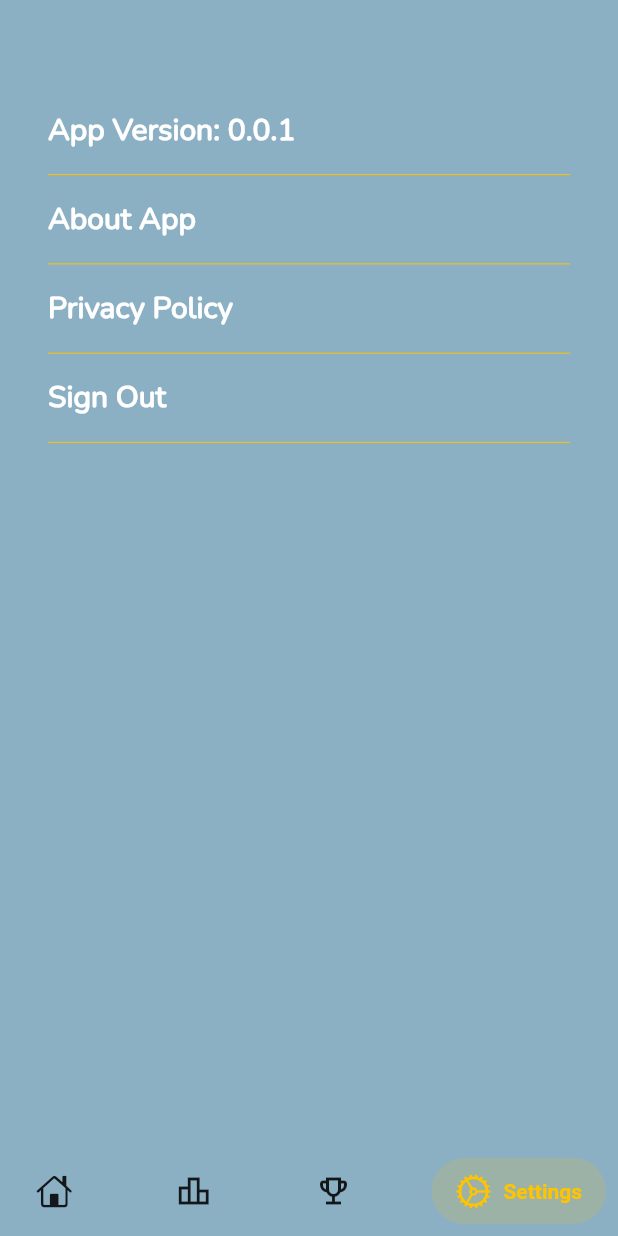
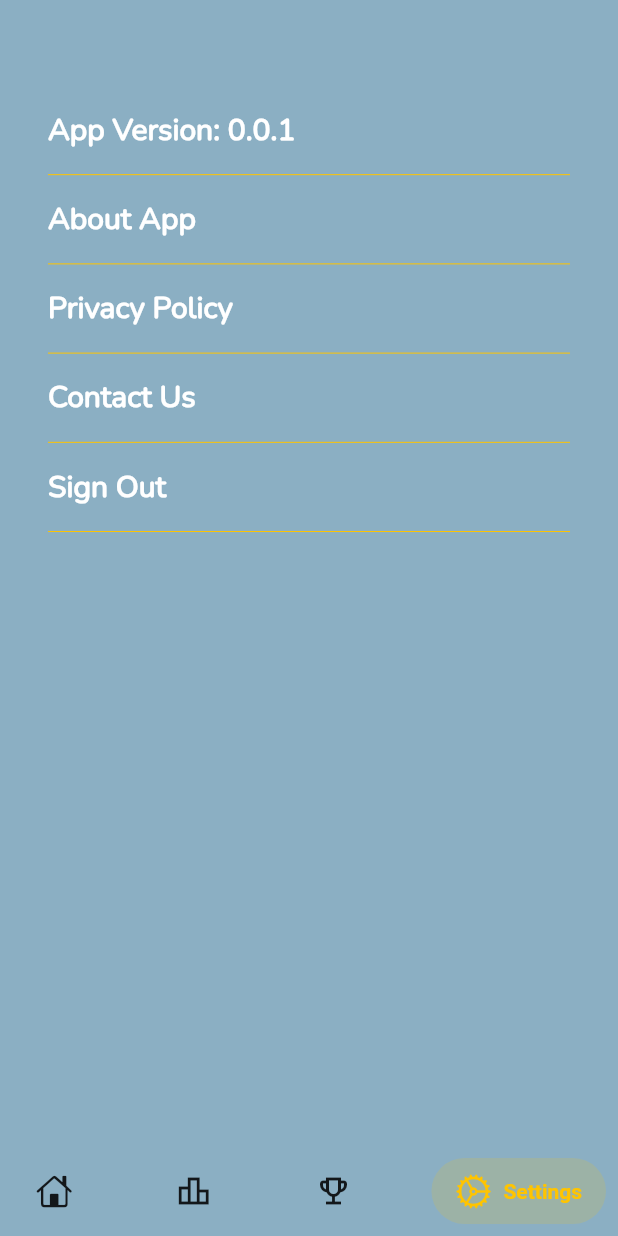
Before and after one commit to Sam21-39/wally_the_stupid, a Flutter app: the DashBoardPage screen opened directly, item 4 of the bottom bar chosen, on a phone screen of 412 x 824 dp. Run offline on Flutter 3.47's test engine with Material 2 defaults, Android fonts, the phone set to English and light mode, and no system bars; drawn by our look-alikes of salomon_bottom_bar; our stand-ins replace animated_text_kit, cloud_firestore, firebase_auth, firebase_core, fluttertoast, get and 4 more; missing offline and left inert: feature_discovery; accounts and stored records are empty; network calls fail; statements that could not run were skipped.

Commit message:
Error Fixes

```diff
--- a/lib/Database/staticData.dart
+++ b/lib/Database/staticData.dart
@@ -12,4 +12,21 @@ The app is simply for fun without any purpose. It has a ranking system but it's
   static final String appCopywrit = '''
   ~ © Appamania, Jan'22
   ''';
+
+  static final String privacyURL =
+      'https://www.termsfeed.com/live/ba2c5794-5a26-42c2-9273-eaf1248c4f66';
+
+  static String? _encodeQueryParameters(Map<String, String> params) {
+    return params.entries
+        .map((e) =>
+            '${Uri.encodeComponent(e.key)}=${Uri.encodeComponent(e.value)}')
+        .join('&');
+  }
+
+  static final Uri emailLaunchUri = Uri(
+    scheme: 'mailto',
+    path: 'sp.appamania24@gmail.com',
+    query: _encodeQueryParameters(
+        <String, String>{'subject': 'Example Subject & Symbols are allowed!'}),
+  );
 }
--- a/lib/Views/Dashboard/settings.dart
+++ b/lib/Views/Dashboard/settings.dart
@@ -1,7 +1,12 @@
 import 'package:flutter/material.dart';
 import 'package:get/get.dart';
 import 'package:package_info_plus/package_info_plus.dart';
+import 'package:shared_preferences/shared_preferences.dart';
+import 'package:url_launcher/url_launcher.dart';
+import 'package:wally_the_stupid/Auth/auth.dart';
+import 'package:wally_the_stupid/Database/staticData.dart';
 import 'package:wally_the_stupid/UI/ui.dart';
+import 'package:wally_the_stupid/Views/Authentication/login.dart';
 import 'package:wally_the_stupid/Views/Dashboard/about.dart';
 
 class SettingsPage extends StatefulWidget {
@@ -64,9 +69,12 @@ class _SettingsPageState extends State<SettingsPage> {
             SizedBox(
               height: size.height * 0.01,
             ),
-            Text(
+            GestureDetector(
+              onTap: launchURL,
+              child: Text(
                 'Privacy Policy',
                 style: UI.appText,
+              ),
             ),
             SizedBox(
               height: size.height * 0.01,
@@ -77,9 +85,28 @@ class _SettingsPageState extends State<SettingsPage> {
             SizedBox(
               height: size.height * 0.01,
             ),
-            Text(
+            GestureDetector(
+              onTap: launchContactURL,
+              child: Text(
+                'Contact Us',
+                style: UI.appText,
+              ),
+            ),
+            SizedBox(
+              height: size.height * 0.01,
+            ),
+            Divider(
+              color: UI.appIconColor,
+            ),
+            SizedBox(
+              height: size.height * 0.01,
+            ),
+            GestureDetector(
+              onTap: onPressed,
+              child: Text(
                 'Sign Out',
                 style: UI.appText,
+              ),
             ),
             SizedBox(
               height: size.height * 0.01,
@@ -95,17 +122,25 @@ class _SettingsPageState extends State<SettingsPage> {
       ),
     );
   }
+
+  void launchURL() async {
+    if (!await launch(StaticData.privacyURL))
+      print('Could not launch ${StaticData.privacyURL}');
   }
 
+  void launchContactURL() async {
+    if (!await launch(StaticData.emailLaunchUri.toString()))
+      print('Could not launch ${StaticData.emailLaunchUri.toString()}');
+  }
 
-// onPressed: () async {
-//                 final auth = Auth.instance;
-//                 auth.signOut();
-//                 final sp = await SharedPreferences.getInstance();
-//                 sp.setBool('isLogged', false);
-//                 Navigator.of(context).pushReplacement(
-//                   MaterialPageRoute(
-//                     builder: (context) => LoginPage(),
-//                   ),
-//                 );
-//               },
+  void onPressed() async {
+    final auth = Auth.instance;
+    auth.signOut();
+    final sp = await SharedPreferences.getInstance();
+    sp.setBool('isLogged', false);
+    Get.offAll(
+      LoginPage(),
+      predicate: (route) => false,
+    );
+  }
+}
--- a/lib/Views/TapPage/tap.dart
+++ b/lib/Views/TapPage/tap.dart
@@ -113,7 +113,10 @@ class _TapPageState extends State<TapPage> {
                             );
                           } else {
                             db.updateLeaderBoard();
-                            Get.offAll(DashBoardPage());
+                            Get.offAll(
+                              DashBoardPage(),
+                              predicate: (route) => false,
+                            );
                           }
                         }
                       : null,
```
Also changed, not shown: 1 other file. Lines whose indentation alone changed are shown as unchanged.
